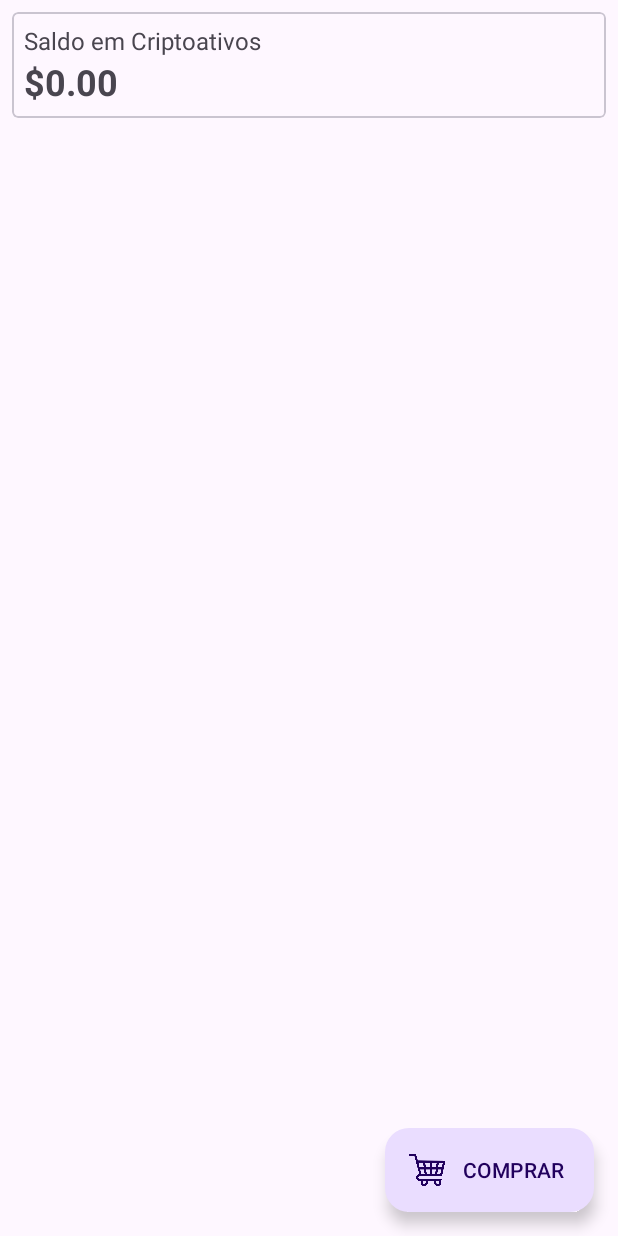
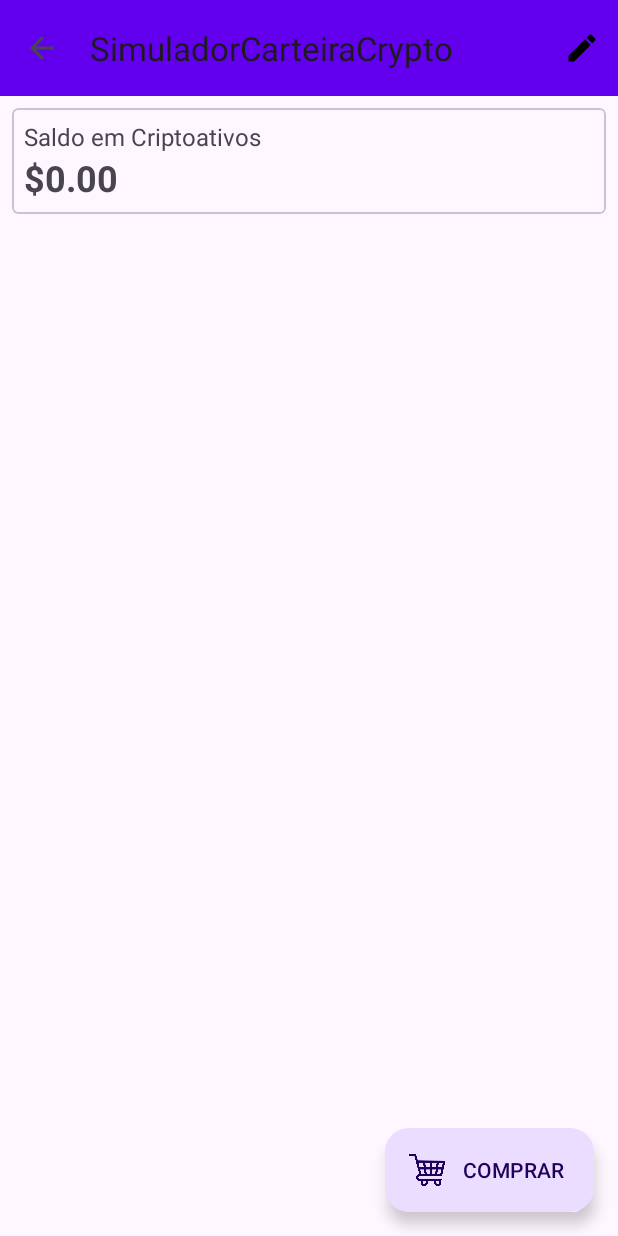
Before and after one commit to tfreitasf/SimuladorCarteiraCrypto, an Android app: the WalletDetailsActivity screen opened directly, with no data from a screen before it, on a phone screen of 412 x 824 dp. Run offline under Robolectric (Android 15) with nearby library versions, the phone set to English and light mode, and no system bars; our stand-ins replace Room's generated code.

Commit message:
feat: Implementa ActionBar e Edição de Carteira em WalletDetailsActivity
- Adicionada ActionBar com botão de edição e voltar no layout do WalletDetailsActivity.
- Criado menu para a ActionBar com opção de editar a carteira, permitindo ao usuário modificar as informações da carteira selecionada.
- Implementada a lógica para buscar os detalhes da carteira no CryptoWalletRepository utilizando a função getWalletById.
- Utilizado o @Parcelize no modelo Wallet para facilitar o transporte de dados entre as Activities.
- Modificado o comportamento do WalletDetailsActivity para definir o título da ActionBar com o nome da carteira atual.
- Ajustado o WalletFormActivity para suportar tanto a criação de uma nova carteira quanto a edição de uma carteira existente, dependendo do valor de walletId.
- Alterada a lógica no método saveNewWallet do WalletFormActivity para diferenciar entre adicionar uma nova carteira e atualizar uma carteira existente baseado no valor de walletId.

```diff
--- a/app/src/main/java/br/com/povengenharia/simuladorcarteiracrypto/model/Wallet.kt
+++ b/app/src/main/java/br/com/povengenharia/simuladorcarteiracrypto/model/Wallet.kt
@@ -1,8 +1,12 @@
 package br.com.povengenharia.simuladorcarteiracrypto.model
 
+import android.os.Parcelable
 import androidx.room.Entity
 import androidx.room.PrimaryKey
+import kotlinx.parcelize.Parcelize
 
+
+@Parcelize
 @Entity
 data class Wallet(
     @PrimaryKey (autoGenerate = true) val id: Int =0,
@@ -10,4 +14,4 @@ data class Wallet(
     val description: String,
     val type: String,
     var totalBalance: Double
-)
+) : Parcelable
--- a/app/src/main/java/br/com/povengenharia/simuladorcarteiracrypto/repository/CryptoWalletRepository.kt
+++ b/app/src/main/java/br/com/povengenharia/simuladorcarteiracrypto/repository/CryptoWalletRepository.kt
@@ -3,6 +3,7 @@ package br.com.povengenharia.simuladorcarteiracrypto.repository
 import br.com.povengenharia.simuladorcarteiracrypto.database.AppDatabase
 import br.com.povengenharia.simuladorcarteiracrypto.model.Crypto
 import br.com.povengenharia.simuladorcarteiracrypto.model.TransactionType
+import br.com.povengenharia.simuladorcarteiracrypto.model.Wallet
 import kotlinx.coroutines.CoroutineScope
 import kotlinx.coroutines.flow.firstOrNull
 import kotlinx.coroutines.launch
@@ -14,6 +15,7 @@ class CryptoWalletRepository(
 
     private val transactionDao = appDatabase.transactionDao()
     private val cryptoFromApiDao = appDatabase.cryptoFromApiDao()
+    private val walletDao = appDatabase.walletDao()
 
 
     fun fetchCryptoForWallet(walletId: Int, onResult: (List<Crypto>, Double) -> Unit) {
@@ -88,5 +90,9 @@ class CryptoWalletRepository(
         return totalQuantity
     }
 
+    suspend fun getWalletById(walletId: Int): Wallet? {
+        return walletDao.findById(walletId).firstOrNull()
+    }
+
 
 }
--- a/app/src/main/java/br/com/povengenharia/simuladorcarteiracrypto/ui/activity/WalletDetailsActivity.kt
+++ b/app/src/main/java/br/com/povengenharia/simuladorcarteiracrypto/ui/activity/WalletDetailsActivity.kt
@@ -2,15 +2,20 @@ package br.com.povengenharia.simuladorcarteiracrypto.ui.activity
 
 import android.content.Intent
 import android.os.Bundle
+import android.view.Menu
+import android.view.MenuItem
 import androidx.appcompat.app.AppCompatActivity
 import androidx.lifecycle.lifecycleScope
 import androidx.recyclerview.widget.LinearLayoutManager
+import br.com.povengenharia.simuladorcarteiracrypto.R
 import br.com.povengenharia.simuladorcarteiracrypto.database.AppDatabase
 import br.com.povengenharia.simuladorcarteiracrypto.databinding.ActivityWalletDetailsBinding
 import br.com.povengenharia.simuladorcarteiracrypto.extensions.formatValueDollarCurrency
 import br.com.povengenharia.simuladorcarteiracrypto.repository.CryptoWalletRepository
 import br.com.povengenharia.simuladorcarteiracrypto.ui.recyclerview.adapter.CoinWalletAdapter
+import kotlinx.coroutines.Dispatchers
 import kotlinx.coroutines.launch
+import kotlinx.coroutines.withContext
 
 class WalletDetailsActivity : AppCompatActivity() {
 
@@ -27,19 +32,64 @@ class WalletDetailsActivity : AppCompatActivity() {
         CoinWalletAdapter()
     }
 
+    private var walletId: Int = 0
+
     override fun onCreate(savedInstanceState: Bundle?) {
         super.onCreate(savedInstanceState)
         setContentView(binding.root)
+        setSupportActionBar(binding.toolbarActivityWalletDetails)
+        supportActionBar?.setDisplayHomeAsUpEnabled(true)
     }
 
     override fun onResume() {
         super.onResume()
+        walletId = intent.getIntExtra(KEY_WALLET_ID, -1)
         val walletID = intent.getIntExtra(KEY_WALLET_ID, -1)
         lifecycleScope.launch {
+            val wallet = cryptoWalletRepository.getWalletById(walletId)
+            wallet?.let {
+                withContext(Dispatchers.Main) {
+                    supportActionBar?.title = it.name
+                }
+            }
             configureBuyFab()
             setupRecyclerView()
             fetchCryptoForWallet(walletID)
         }
+    }
+
+    override fun onCreateOptionsMenu(menu: Menu?): Boolean {
+        menuInflater.inflate(R.menu.menu_wallet_details, menu)
+        return super.onCreateOptionsMenu(menu)
+    }
+
+    override fun onOptionsItemSelected(item: MenuItem): Boolean {
+        return when (item.itemId) {
+            R.id.menu_wallet_details_edit -> {
+                lifecycleScope.launch {
+                    val wallet = cryptoWalletRepository.getWalletById(walletId)
+                    wallet?.let {
+                        val editIntent = Intent(
+                            this@WalletDetailsActivity,
+                            WalletFormActivity::class.java
+                        ).apply {
+                            putExtra(KEY_WALLET_ID, it)
+                        }
+                        startActivity(editIntent)
+                    }
+                }
+
+                true
+            }
+
+            android.R.id.home -> {
+                onBackPressed()
+                true
+            }
+
+            else -> super.onOptionsItemSelected(item)
+        }
+
     }
 
     private fun setupRecyclerView() {
@@ -48,7 +98,7 @@ class WalletDetailsActivity : AppCompatActivity() {
 
         val walletID = intent.getIntExtra(KEY_WALLET_ID, -1)
 
-        adapter.whenClickOnItem = {crypto ->
+        adapter.whenClickOnItem = { crypto ->
             val intent = Intent(this, CryptoDetailsActivity::class.java).apply {
                 putExtra("EXTRA_COIN_UUID", crypto.uuid)
                 putExtra(KEY_WALLET_ID, walletID)
--- /dev/null
+++ b/app/src/main/res/drawable/ic_edit.xml
@@ -0,0 +1,5 @@
+<vector android:height="24dp" android:tint="#000000"
+    android:viewportHeight="24" android:viewportWidth="24"
+    android:width="24dp" xmlns:android="http://schemas.android.com/apk/res/android">
+    <path android:fillColor="@android:color/white" android:pathData="M3,17.25V21h3.75L17.81,9.94l-3.75,-3.75L3,17.25zM20.71,7.04c0.39,-0.39 0.39,-1.02 0,-1.41l-2.34,-2.34c-0.39,-0.39 -1.02,-0.39 -1.41,0l-1.83,1.83 3.75,3.75 1.83,-1.83z"/>
+</vector>
--- a/app/src/main/res/layout/activity_wallet_details.xml
+++ b/app/src/main/res/layout/activity_wallet_details.xml
@@ -5,6 +5,18 @@
     android:layout_width="match_parent"
     android:layout_height="match_parent"
     tools:context=".ui.activity.WalletDetailsActivity">
+
+
+    <androidx.appcompat.widget.Toolbar
+        android:id="@+id/toolbar_activity_wallet_details"
+        android:layout_width="match_parent"
+        android:layout_height="?attr/actionBarSize"
+        android:background="@color/design_default_color_primary"
+        android:elevation="8dp"
+        app:layout_constraintEnd_toEndOf="parent"
+        app:layout_constraintStart_toStartOf="parent"
+        app:layout_constraintTop_toTopOf="parent" />
+
 
     <com.google.android.material.card.MaterialCardView
         android:id="@+id/card_activity_wallet_details_balance_crypto_assets"
@@ -14,7 +26,7 @@
         android:layout_margin="8dp"
         app:layout_constraintEnd_toEndOf="parent"
         app:layout_constraintStart_toStartOf="parent"
-        app:layout_constraintTop_toTopOf="parent">
+        app:layout_constraintTop_toBottomOf="@+id/toolbar_activity_wallet_details">
 
         <androidx.constraintlayout.widget.ConstraintLayout
             android:layout_width="match_parent"
--- /dev/null
+++ b/app/src/main/res/menu/menu_wallet_details.xml
@@ -0,0 +1,11 @@
+<?xml version="1.0" encoding="utf-8"?>
+<menu xmlns:android="http://schemas.android.com/apk/res/android"
+    xmlns:app="http://schemas.android.com/apk/res-auto">
+
+    <item
+        android:id="@+id/menu_wallet_details_edit"
+        android:icon="@drawable/ic_edit"
+        android:title="@string/txt_menu_wallet_details_edit"
+        app:showAsAction="ifRoom" />
+
+</menu>
--- a/app/src/main/res/values/strings.xml
+++ b/app/src/main/res/values/strings.xml
@@ -15,7 +15,7 @@
     <string name="txt_activity_deposit_amount_prompt">Quanto você deseja depositar?</string>
     <string name="txt_activity_crypto_buy_form_amount_prompt">Qual valor você deseja comprar?</string>
     <string name="txt_activity_crypto_sell_form_amount_prompt">Qual quantidade você deseja vender?</string>
-    <string name="txt_btn_activity_wallet_form_save">salvar</string>
+    <string name="txt_btn_activity_wallet_form_save">SALVAR</string>
     <string name="txt_hint_activity_wallet_form_name">Digite o nome</string>
     <string name="txt_hint_activity_wallet_form_">Digite a descrição</string>
     <string name="txt_activity_wallet_form_title">Cadastrar Carteira</string>
@@ -33,4 +33,7 @@
     <string name="txt_btn_activity_wallet_details_sell">VENDER</string>
     <string name="txt_activity_withdraw_form_current_balance">Saldo Atual </string>
     <string name="txt_activity_crypto_sell_form_quantity">Quantidade</string>
+    <string name="txt_menu_wallet_details_edit">Editar</string>
+    <string name="txt_wallet_form_activity_edit_wallet">Alterar Carteira</string>
+    <string name="txt_wallet_form_activity_save_btn">SALVAR</string>
 </resources>
```
Also changed, not shown: app/src/main/java/br/com/povengenharia/simuladorcarteiracrypto/ui/activity/WalletFormActivity.kt (+16 -2 lines).
